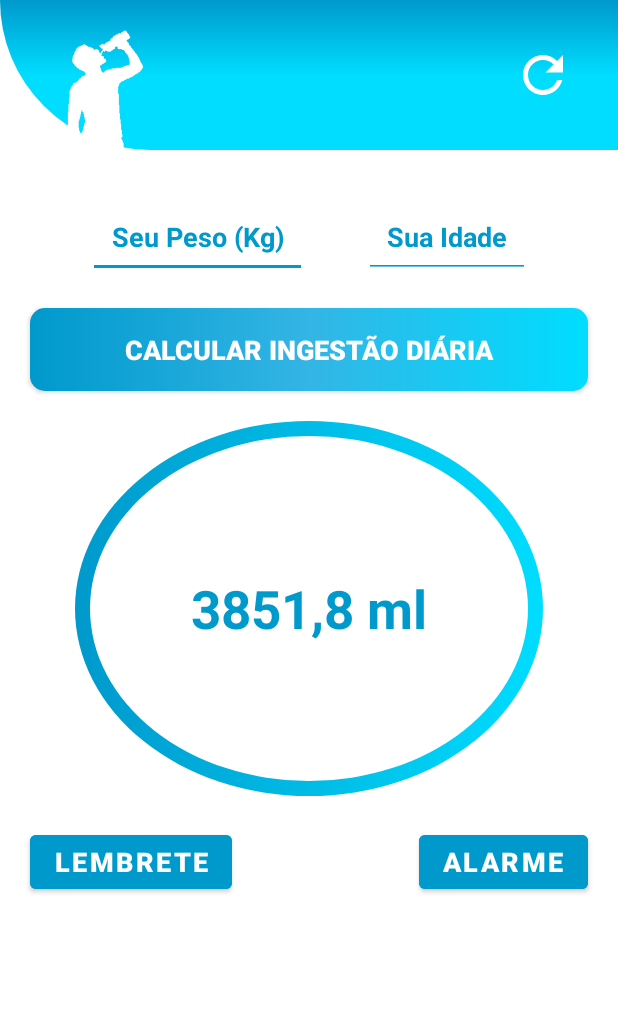
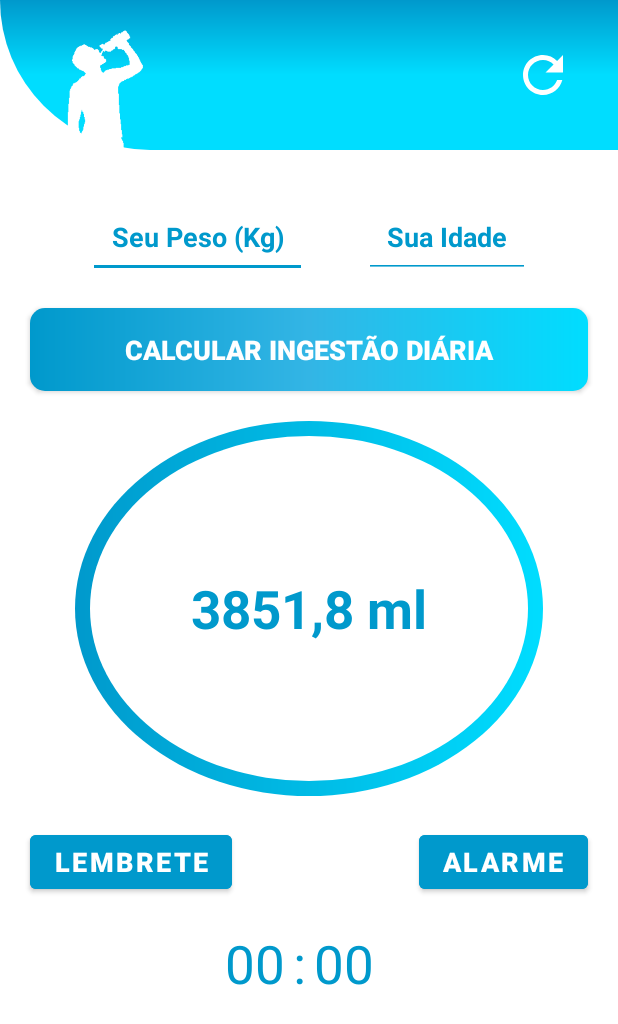
Before and after one commit to JonathanMelo04/Drink_Water_Reminder, an Android app: the screen it shows after launch (MainActivity), on a phone screen of 412 x 824 dp. Shown: the top 1024 px of the screen. Run offline under Robolectric (Android 15) with nearby library versions, the phone set to English and light mode, and no system bars.

Commit message:
Added reminder time field

```diff
--- a/app/src/main/res/layout/activity_main.xml
+++ b/app/src/main/res/layout/activity_main.xml
@@ -140,6 +140,42 @@
         android:textSize="18sp"
         android:textStyle="bold"
         app:layout_constraintEnd_toEndOf="parent"
-        app:layout_constraintTop_toBottomOf="@id/container_resultado_ml" />
+        app:layout_constraintTop_toBottomOf="@id/container_resultado_ml"/>
+
+    <TextView
+        android:id="@+id/txt_hora"
+        android:layout_width="wrap_content"
+        android:layout_height="wrap_content"
+        android:text="@string/text_hora"
+        android:textColor="@android:color/holo_blue_dark"
+        android:layout_marginStart="150dp"
+        android:layout_marginTop="20dp"
+        android:textSize="35sp"
+        app:layout_constraintTop_toBottomOf="@id/bt_definir_lembrete"
+        app:layout_constraintStart_toStartOf="parent"/>
+
+    <TextView
+        android:id="@+id/txt_dois_pontos"
+        android:layout_width="wrap_content"
+        android:layout_height="wrap_content"
+        android:text="@string/text_dois_pontos"
+        android:textColor="@android:color/holo_blue_dark"
+        android:layout_marginStart="5dp"
+        android:layout_marginTop="20dp"
+        android:textSize="35sp"
+        app:layout_constraintTop_toBottomOf="@id/bt_definir_lembrete"
+        app:layout_constraintStart_toEndOf="@id/txt_hora"/>
+
+    <TextView
+        android:id="@+id/txt_minuto"
+        android:layout_width="wrap_content"
+        android:layout_height="wrap_content"
+        android:text="@string/text_minutos"
+        android:textColor="@android:color/holo_blue_dark"
+        android:layout_marginStart="5dp"
+        android:layout_marginTop="20dp"
+        android:textSize="35sp"
+        app:layout_constraintTop_toBottomOf="@id/bt_definir_lembrete"
+        app:layout_constraintStart_toEndOf="@id/txt_dois_pontos"/>
 
 </androidx.constraintlayout.widget.ConstraintLayout>
```
